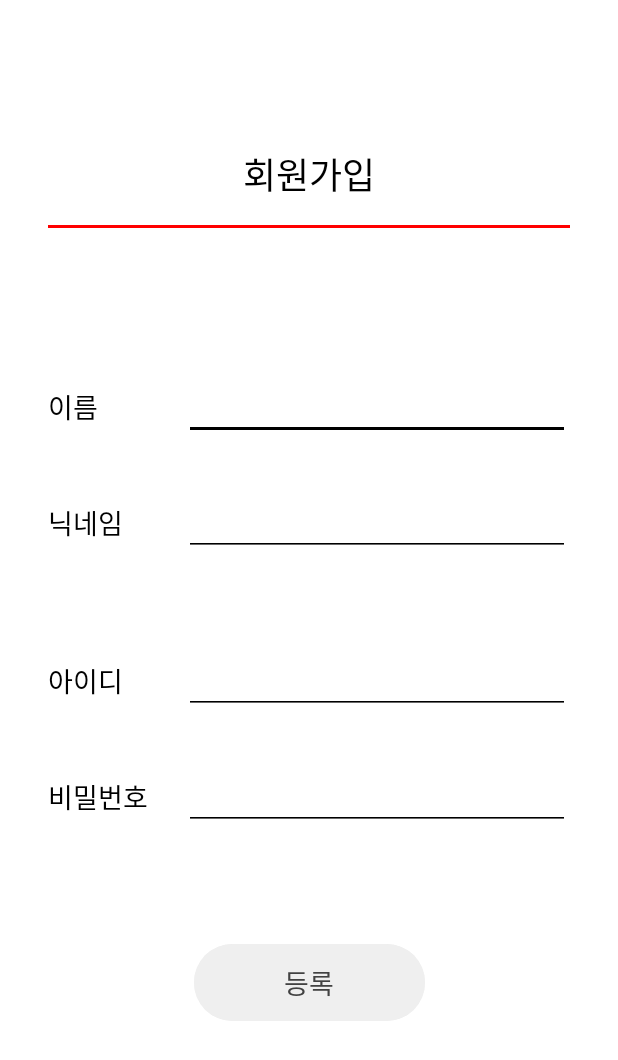
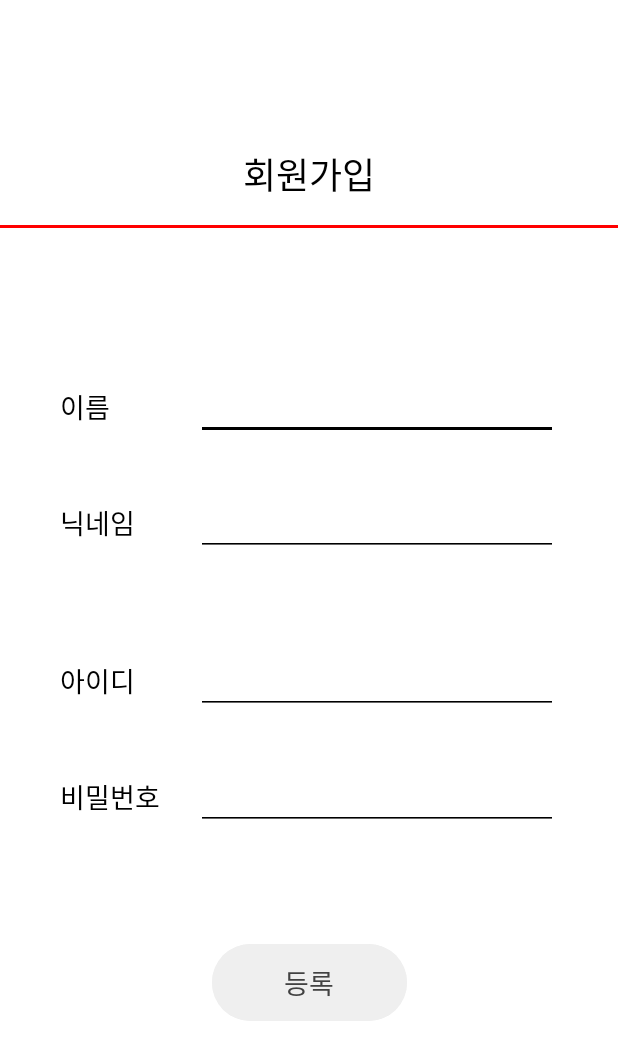
Before and after one commit to hyojung22/LoveBug_Project, an Android app built with Jetpack Compose: the layout activity_join.xml on its own in the app's theme, with its tools: preview values and no code run, on a phone screen of 412 x 824 dp. Shown: the top 1060 px of the screen. Run offline under Robolectric (Android 15) with nearby library versions, the phone set to English and light mode, and no system bars.

```diff
--- a/app/src/main/res/layout/activity_join.xml
+++ b/app/src/main/res/layout/activity_join.xml
@@ -6,9 +6,22 @@
     android:layout_width="match_parent"
     android:layout_height="match_parent"
     android:background="@color/white"
-    android:paddingHorizontal="32dp"
     android:paddingVertical="24dp"
     tools:context=".auth.JoinActivity">
+
+    <androidx.constraintlayout.widget.Guideline
+        android:id="@+id/guidelineStart"
+        android:layout_width="wrap_content"
+        android:layout_height="wrap_content"
+        android:orientation="vertical"
+        app:layout_constraintGuide_begin="40dp" />
+
+    <androidx.constraintlayout.widget.Guideline
+        android:id="@+id/guidelineEnd"
+        android:layout_width="wrap_content"
+        android:layout_height="wrap_content"
+        android:orientation="vertical"
+        app:layout_constraintGuide_end="40dp" />
 
     <TextView
         android:id="@+id/tvTitle"
@@ -17,9 +30,7 @@
         android:text="회원가입"
         android:textColor="@android:color/black"
         android:textSize="24sp"
-
         app:layout_constraintVertical_bias="0.1"
-
         app:layout_constraintTop_toTopOf="parent"
         app:layout_constraintBottom_toBottomOf="parent"
         app:layout_constraintStart_toStartOf="parent"
@@ -47,7 +58,7 @@
         android:textColor="@android:color/black"
         android:textSize="18sp"
         app:layout_constraintBottom_toBottomOf="@+id/inputName"
-        app:layout_constraintStart_toStartOf="parent"
+        app:layout_constraintStart_toStartOf="@+id/guidelineStart"
         app:layout_constraintTop_toTopOf="@+id/inputName" />
 
     <androidx.constraintlayout.widget.Barrier
@@ -62,15 +73,13 @@
         android:layout_width="0dp"
         android:layout_height="wrap_content"
         android:layout_marginStart="24dp"
-
         android:layout_marginTop="96dp"
-
         android:autofillHints="name"
         android:backgroundTint="@android:color/black"
         android:inputType="textPersonName"
         android:maxLines="1"
         android:textColor="@android:color/black"
-        app:layout_constraintEnd_toEndOf="parent"
+        app:layout_constraintEnd_toEndOf="@+id/guidelineEnd"
         app:layout_constraintStart_toEndOf="@+id/barrierLabels"
         app:layout_constraintTop_toBottomOf="@+id/progressBar" />
 
@@ -82,7 +91,7 @@
         android:textColor="@android:color/black"
         android:textSize="18sp"
         app:layout_constraintBottom_toBottomOf="@+id/inputNickname"
-        app:layout_constraintStart_toStartOf="parent"
+        app:layout_constraintStart_toStartOf="@+id/guidelineStart"
         app:layout_constraintTop_toTopOf="@+id/inputNickname" />
     <EditText
         android:id="@+id/inputNickname"
@@ -95,7 +104,7 @@
         android:inputType="text"
         android:maxLines="1"
         android:textColor="@android:color/black"
-        app:layout_constraintEnd_toEndOf="parent"
+        app:layout_constraintEnd_toEndOf="@+id/guidelineEnd"
         app:layout_constraintStart_toEndOf="@+id/barrierLabels"
         app:layout_constraintTop_toBottomOf="@+id/inputName" />
 
@@ -107,7 +116,7 @@
         android:textColor="@android:color/black"
         android:textSize="18sp"
         app:layout_constraintBottom_toBottomOf="@+id/inputId"
-        app:layout_constraintStart_toStartOf="parent"
+        app:layout_constraintStart_toStartOf="@+id/guidelineStart"
         app:layout_constraintTop_toTopOf="@+id/inputId" />
     <EditText
         android:id="@+id/inputId"
@@ -119,7 +128,7 @@
         android:inputType="text"
         android:maxLines="1"
         android:textColor="@android:color/black"
-        app:layout_constraintEnd_toEndOf="parent"
+        app:layout_constraintEnd_toEndOf="@+id/guidelineEnd"
         app:layout_constraintStart_toEndOf="@+id/barrierLabels"
         app:layout_constraintTop_toBottomOf="@+id/inputNickname" />
 
@@ -131,7 +140,7 @@
         android:textColor="@android:color/black"
         android:textSize="18sp"
         app:layout_constraintBottom_toBottomOf="@+id/inputPassword"
-        app:layout_constraintStart_toStartOf="parent"
+        app:layout_constraintStart_toStartOf="@+id/guidelineStart"
         app:layout_constraintTop_toTopOf="@+id/inputPassword" />
     <EditText
         android:id="@+id/inputPassword"
@@ -144,7 +153,7 @@
         android:inputType="textPassword"
         android:maxLines="1"
         android:textColor="@android:color/black"
-        app:layout_constraintEnd_toEndOf="parent"
+        app:layout_constraintEnd_toEndOf="@+id/guidelineEnd"
         app:layout_constraintStart_toEndOf="@+id/barrierLabels"
         app:layout_constraintTop_toBottomOf="@+id/inputId" />
 
@@ -154,13 +163,13 @@
         android:layout_height="wrap_content"
         android:layout_marginTop="72dp"
         android:backgroundTint="@color/light_gray"
-        android:paddingHorizontal="60dp"
+        android:paddingHorizontal="48dp"
         android:paddingVertical="12dp"
         android:text="등록"
         android:textColor="@color/dark_gray"
         android:textSize="18sp"
-        app:layout_constraintEnd_toEndOf="parent"
-        app:layout_constraintStart_toStartOf="parent"
+        app:layout_constraintEnd_toEndOf="@+id/guidelineEnd"
+        app:layout_constraintStart_toStartOf="@+id/guidelineStart"
         app:layout_constraintTop_toBottomOf="@+id/inputPassword" />
 
 </androidx.constraintlayout.widget.ConstraintLayout>
```
Also changed, not shown: app/src/main/AndroidManifest.xml (+5 -5 lines), app/src/main/java/com/example/lovebug_project/auth/JoinActivity.kt (+12 -9 lines), app/src/main/java/com/example/lovebug_project/auth/PayActivity.kt (+10 -29 lines).
